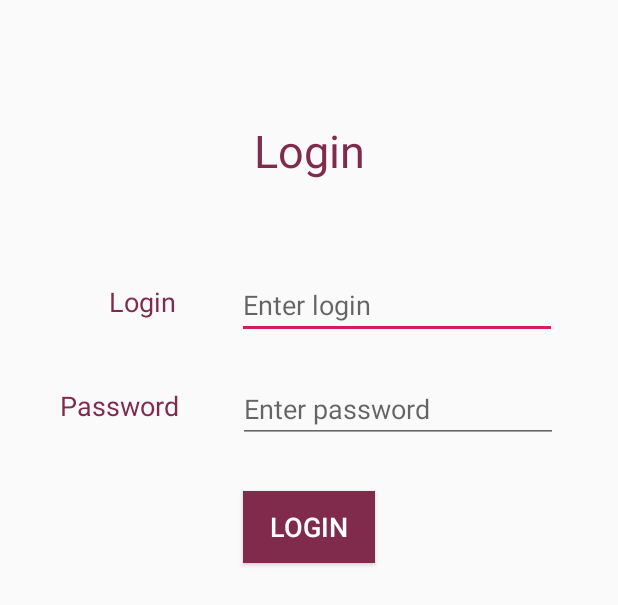
After one commit to A-ASAD/Women-Security-Safety-System, an Android app: the layout activity_login.xml on its own in the app's theme, with its tools: preview values and no code run, on a phone screen of 412 x 824 dp. The commit adds this screen. Shown: the top 605 px of the screen. Run offline under Robolectric (Android 15) with nearby library versions, the phone set to English and light mode, and no system bars.

Commit message:
// refined UI //added UI for Login screen

```diff
--- a/app/build.gradle
+++ b/app/build.gradle
@@ -23,6 +23,11 @@ dependencies {
     implementation fileTree(dir: 'libs', include: ['*.jar'])
     implementation 'androidx.appcompat:appcompat:1.0.2'
     implementation 'androidx.constraintlayout:constraintlayout:1.1.3'
+    implementation 'androidx.legacy:legacy-support-v4:1.0.0'
+    implementation 'com.google.android.material:material:1.0.0'
+    implementation 'androidx.navigation:navigation-fragment:2.0.0'
+    implementation 'androidx.navigation:navigation-ui:2.0.0'
+    implementation 'androidx.lifecycle:lifecycle-extensions:2.0.0'
     testImplementation 'junit:junit:4.12'
     androidTestImplementation 'androidx.test.ext:junit:1.1.0'
     androidTestImplementation 'androidx.test.espresso:espresso-core:3.1.1'
--- a/app/src/main/AndroidManifest.xml
+++ b/app/src/main/AndroidManifest.xml
@@ -9,7 +9,9 @@
         android:roundIcon="@mipmap/ic_launcher_round"
         android:supportsRtl="true"
         android:theme="@style/AppTheme">
-        <activity android:name=".intro_splash"></activity>
+        <activity
+            android:name=".login"
+            android:screenOrientation="portrait" />
         <activity android:name=".MainActivity">
             <intent-filter>
                 <action android:name="android.intent.action.MAIN" />
--- a/app/src/main/java/com/example/womensecuritysafetysystem/MainActivity.java
+++ b/app/src/main/java/com/example/womensecuritysafetysystem/MainActivity.java
@@ -17,10 +17,11 @@ public class MainActivity extends AppCompatActivity {
         new Handler().postDelayed(new Runnable() {
             @Override
             public void run() {
-                Intent splash = new Intent(MainActivity.this, intro_splash.class);
+                Intent splash = new Intent(MainActivity.this, login.class);
                 startActivity(splash);
                 finish();
             }
-        },2000);
+        },1000);
+
     }
 }
--- /dev/null
+++ b/app/src/main/res/layout/activity_login.xml
@@ -0,0 +1,82 @@
+<?xml version="1.0" encoding="utf-8"?>
+<androidx.constraintlayout.widget.ConstraintLayout xmlns:android="http://schemas.android.com/apk/res/android"
+    xmlns:app="http://schemas.android.com/apk/res-auto"
+    xmlns:tools="http://schemas.android.com/tools"
+    android:layout_width="match_parent"
+    android:layout_height="match_parent"
+    tools:context=".login" >
+
+    <TextView
+        android:id="@+id/textView"
+        android:layout_width="wrap_content"
+        android:layout_height="wrap_content"
+        android:layout_marginTop="80dp"
+        android:text="Login"
+        android:textColor="@color/colorPrimary"
+        android:textSize="30sp"
+        app:layout_constraintEnd_toEndOf="parent"
+        app:layout_constraintStart_toStartOf="parent"
+        app:layout_constraintTop_toTopOf="parent" />
+
+    <EditText
+        android:id="@+id/editText2"
+        android:layout_width="wrap_content"
+        android:layout_height="wrap_content"
+        android:layout_marginTop="60dp"
+        android:ems="10"
+        android:hint="Enter login"
+        android:inputType="textPersonName"
+        app:layout_constraintEnd_toEndOf="parent"
+        app:layout_constraintStart_toEndOf="@+id/textView2"
+        app:layout_constraintTop_toBottomOf="@+id/textView" />
+
+    <EditText
+        android:id="@+id/editText4"
+        android:layout_width="wrap_content"
+        android:layout_height="wrap_content"
+        android:layout_marginTop="24dp"
+        android:ems="10"
+        android:hint="Enter password"
+        android:inputType="textPassword"
+        app:layout_constraintEnd_toEndOf="parent"
+        app:layout_constraintStart_toEndOf="@+id/textView3"
+        app:layout_constraintTop_toBottomOf="@+id/editText2" />
+
+    <Button
+        android:id="@+id/button"
+        android:layout_width="wrap_content"
+        android:layout_height="wrap_content"
+        android:layout_marginTop="32dp"
+        android:background="@color/colorPrimary"
+        android:text="Login"
+        android:textColor="#FFFFFF"
+        android:textSize="18sp"
+        app:layout_constraintEnd_toEndOf="parent"
+        app:layout_constraintStart_toStartOf="parent"
+        app:layout_constraintTop_toBottomOf="@+id/editText4" />
+
+    <TextView
+        android:id="@+id/textView2"
+        android:layout_width="wrap_content"
+        android:layout_height="wrap_content"
+        android:layout_marginStart="32dp"
+        android:layout_marginTop="8dp"
+        android:text="Login"
+        android:textColor="@color/colorPrimary"
+        android:textSize="18sp"
+        app:layout_constraintEnd_toStartOf="@+id/editText2"
+        app:layout_constraintStart_toStartOf="parent"
+        app:layout_constraintTop_toTopOf="@+id/editText2" />
+
+    <TextView
+        android:id="@+id/textView3"
+        android:layout_width="wrap_content"
+        android:layout_height="wrap_content"
+        android:layout_marginTop="8dp"
+        android:text="Password"
+        android:textColor="@color/colorPrimary"
+        android:textSize="18sp"
+        app:layout_constraintEnd_toStartOf="@+id/editText4"
+        app:layout_constraintStart_toStartOf="parent"
+        app:layout_constraintTop_toTopOf="@+id/editText4" />
+</androidx.constraintlayout.widget.ConstraintLayout>
--- a/app/src/main/res/layout/activity_main.xml
+++ b/app/src/main/res/layout/activity_main.xml
@@ -5,7 +5,7 @@
     android:layout_width="match_parent"
     android:layout_height="match_parent"
     android:background="#802b4c"
-    tools:context=".intro_splash">
+    tools:context=".login">
 
     <ImageView
         android:id="@+id/imageView"
```
Also changed, not shown: app/src/main/java/com/example/womensecuritysafetysystem/login.java (renamed from app/src/main/java/com/example/womensecuritysafetysystem/intro_splash.java, +4 -5 lines), app/src/main/res/layout/activity_intro_splash.xml (deleted, +0 -7 lines), app/src/main/res/values/strings.xml (+14 -0 lines), app/src/main/res/values/styles.xml (+8 -0 lines).
